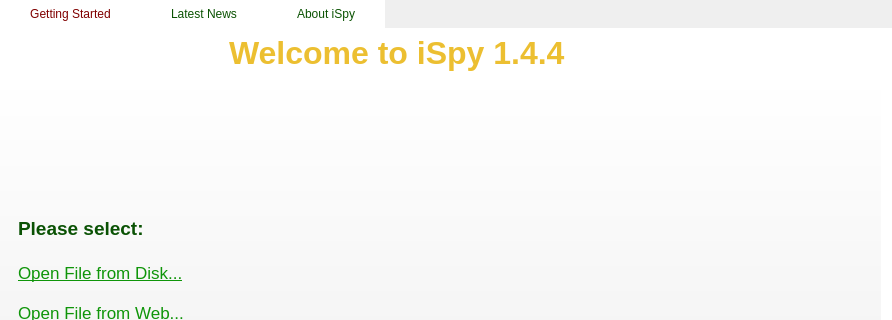
Qt form Iguana/QtGUI/src/ISpySplashScreen.ui (cms-outreach/ispy) before a commit; both pictures show x 0 to 892 and y 0 to 320 of the 892 by 582 pixel window.
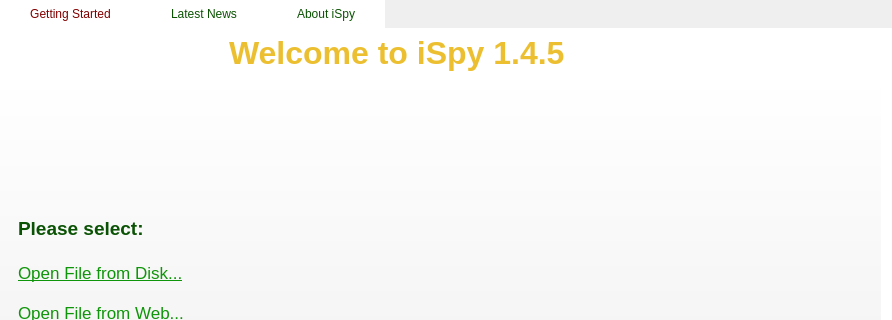
The same form after that commit. Icons and pictures are not drawn.

Patch:
```diff
--- a/Iguana/QtGUI/src/ISpySplashScreen.ui
+++ b/Iguana/QtGUI/src/ISpySplashScreen.ui
@@ -146,7 +146,7 @@
 </string>
             </property>
             <property name="text">
-             <string>Welcome to iSpy 1.4.4</string>
+             <string>Welcome to iSpy 1.4.5</string>
             </property>
            </widget>
           </item>
```
Left out of the diff: 2 changed lines with no effect on the pictures.
